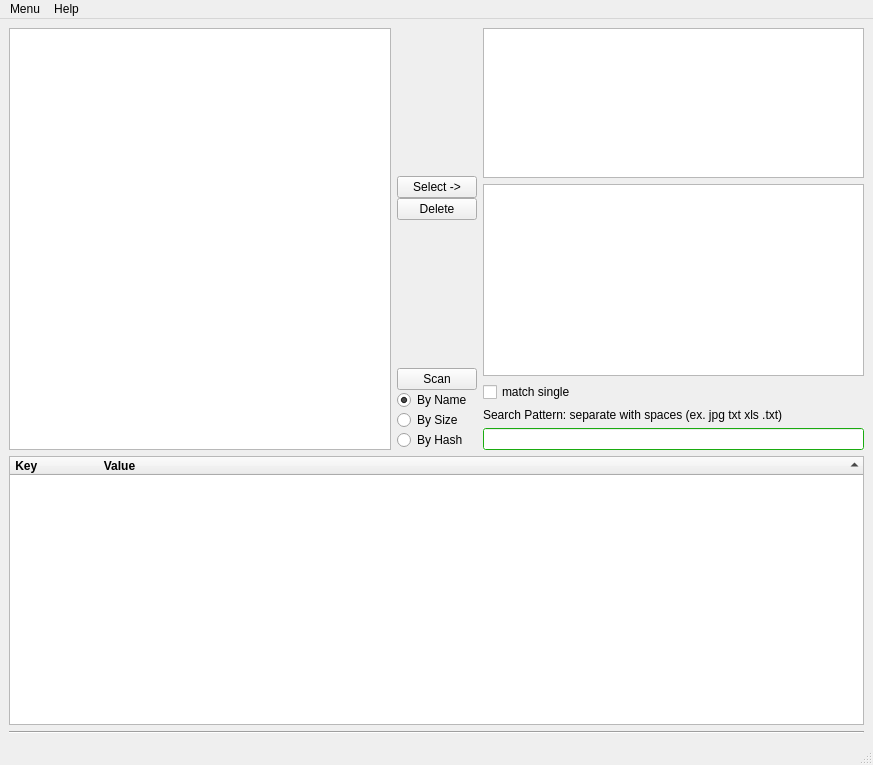
Before: the Qt Designer form my_filelist.ui in hcrump/my_dupes, drawn with Qt 5.
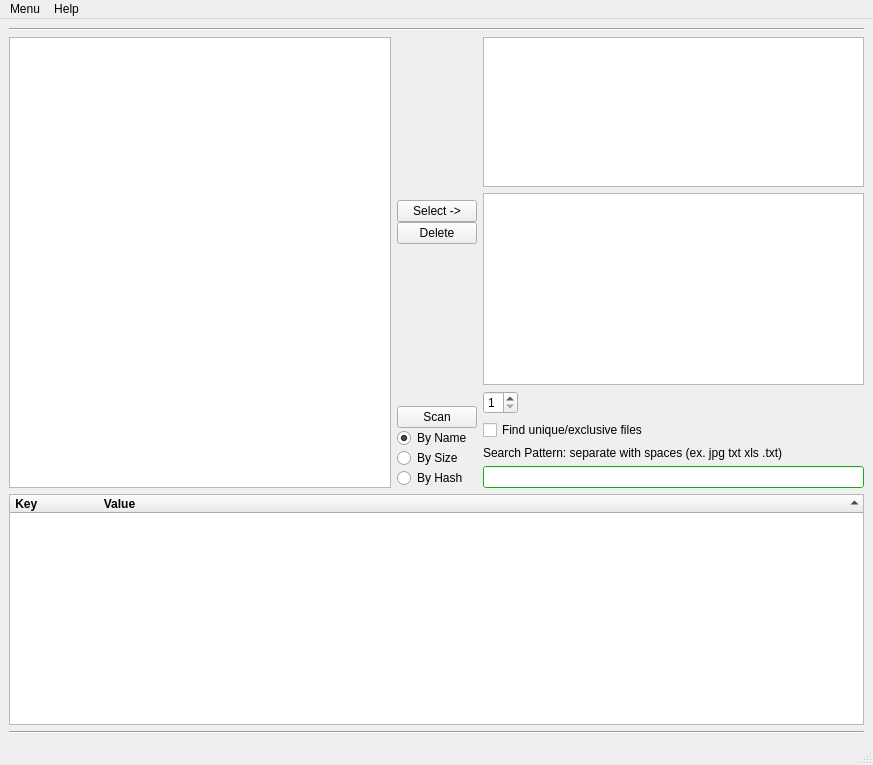
After: the same form once the commit is applied.

Commit message: added .gitignore. added ToolTips,find unique, spinbox

The edit to the form file:
```diff
--- a/my_filelist.ui
+++ b/my_filelist.ui
@@ -15,6 +15,13 @@
   </property>
   <widget class="QWidget" name="centralwidget">
    <layout class="QVBoxLayout" name="verticalLayout_3">
+    <item>
+     <widget class="Line" name="line_2">
+      <property name="orientation">
+       <enum>Qt::Horizontal</enum>
+      </property>
+     </widget>
+    </item>
     <item>
      <layout class="QVBoxLayout" name="verticalLayout">
       <property name="sizeConstraint">
@@ -146,10 +153,26 @@
             </property>
            </widget>
           </item>
+          <item>
+           <widget class="QSpinBox" name="spinBox">
+            <property name="maximumSize">
+             <size>
+              <width>35</width>
+              <height>16777215</height>
+             </size>
+            </property>
+            <property name="minimum">
+             <number>1</number>
+            </property>
+            <property name="maximum">
+             <number>9</number>
+            </property>
+           </widget>
+          </item>
           <item>
            <widget class="QCheckBox" name="checkbox_single">
             <property name="text">
-             <string>match single</string>
+             <string>Find unique/exclusive files</string>
             </property>
            </widget>
           </item>
```
The commit also changes 3 other files.
